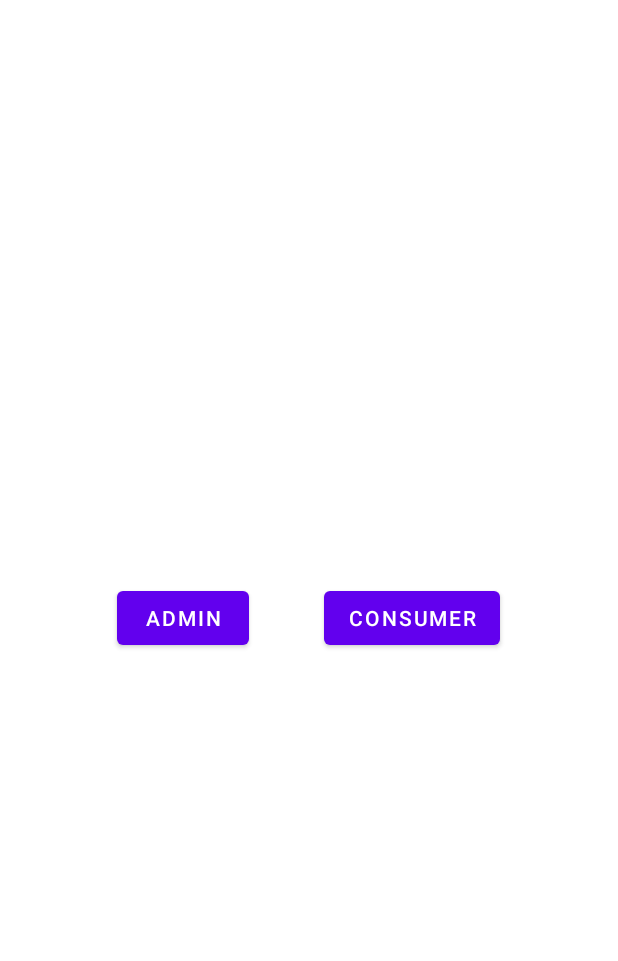
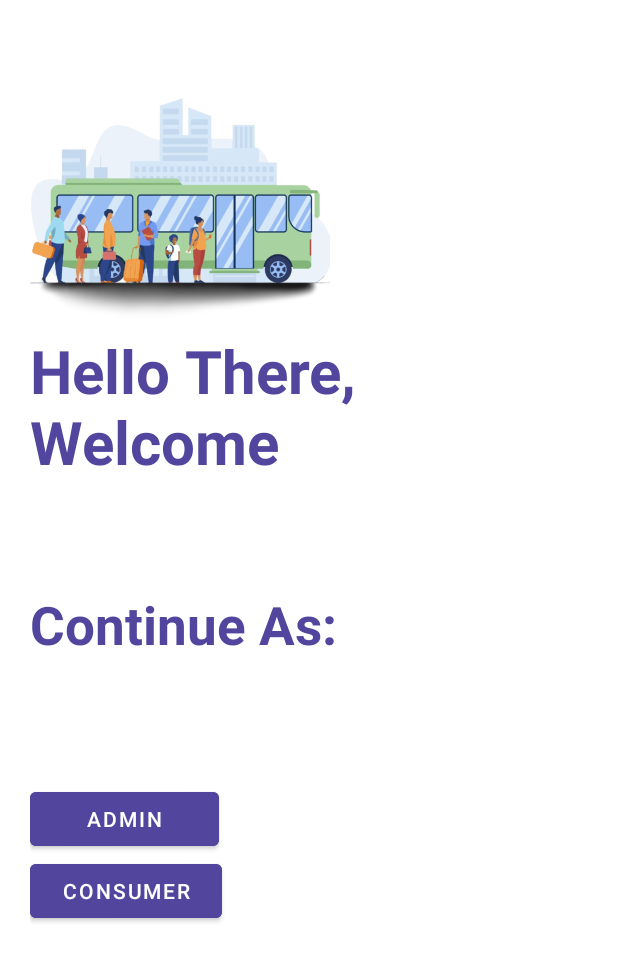
Before and after one commit to asmrayat/Find-My-Bus, an Android app: the screen it shows after launch (demoWelcome before the commit, Adcon after it), on a phone screen of 412 x 824 dp. Shown: the top 961 px of the screen. Run offline under Robolectric (Android 15) with nearby library versions, the phone set to English and light mode, and no system bars.

Commit message:
SplashScreen

```diff
--- /dev/null
+++ b/app/src/main/java/com/algostackbd/findmybus/Adcon.java
@@ -0,0 +1,14 @@
+package com.algostackbd.findmybus;
+
+import androidx.appcompat.app.AppCompatActivity;
+
+import android.os.Bundle;
+
+public class Adcon extends AppCompatActivity {
+
+    @Override
+    protected void onCreate(Bundle savedInstanceState) {
+        super.onCreate(savedInstanceState);
+        setContentView(R.layout.activity_adcon);
+    }
+}
--- /dev/null
+++ b/app/src/main/java/com/algostackbd/findmybus/SplashScreen.java
@@ -0,0 +1,54 @@
+package com.algostackbd.findmybus;
+
+import androidx.appcompat.app.AppCompatActivity;
+
+import android.app.ActivityOptions;
+import android.content.Intent;
+import android.os.Bundle;
+import android.os.Handler;
+import android.util.Pair;
+import android.view.View;
+import android.view.animation.Animation;
+import android.view.animation.AnimationUtils;
+import android.widget.ImageView;
+import android.widget.TextView;
+
+public class SplashScreen extends AppCompatActivity {
+
+    Animation topAnim, bottomAnim;
+    ImageView image;
+    TextView text;
+
+    @Override
+    protected void onCreate(Bundle savedInstanceState) {
+        super.onCreate(savedInstanceState);
+        setContentView(R.layout.activity_splash_screen);
+        topAnim = AnimationUtils.loadAnimation(this, R.anim.top_animation);
+        bottomAnim = AnimationUtils.loadAnimation(this, R.anim.bottom_animation);
+
+        image = findViewById(R.id.imageView3);
+        text = findViewById(R.id.textView5);
+
+        image.setAnimation(topAnim);
+        text.setAnimation(bottomAnim);
+
+        int SPLASH_SCREEN = 5000;
+        new Handler().postDelayed(new Runnable() {
+            @Override
+            public void run() {
+                Intent intent = new Intent(SplashScreen.this, Adcon.class);
+
+                Pair[] pairs = new Pair[2];
+                pairs[0] = new Pair<View, String>(image, "logo_image");
+                pairs[1] = new Pair<View, String>(text, "logo_image");
+
+                ActivityOptions options = ActivityOptions.makeSceneTransitionAnimation(SplashScreen.this, pairs);
+                startActivity(intent,options.toBundle());
+
+            }
+        }, SPLASH_SCREEN);
+
+
+
+    }
+}
--- /dev/null
+++ b/app/src/main/res/anim/bottom_animation.xml
@@ -0,0 +1,13 @@
+<?xml version="1.0" encoding="utf-8"?>
+<set xmlns:android="http://schemas.android.com/apk/res/android">
+    <translate
+        android:fromXDelta="0%"
+        android:fromYDelta="100%"
+        android:duration="2100"
+        />
+    <alpha
+        android:fromAlpha="0.1"
+        android:toAlpha="0.1"
+        android:duration="1500"
+        />
+</set>
--- /dev/null
+++ b/app/src/main/res/anim/top_animation.xml
@@ -0,0 +1,13 @@
+<?xml version="1.0" encoding="utf-8"?>
+<set xmlns:android="http://schemas.android.com/apk/res/android">
+    <translate
+        android:fromXDelta="0%"
+        android:fromYDelta="-50%"
+        android:duration="2000"
+        />
+    <alpha
+        android:fromAlpha="0.1"
+        android:toAlpha="0.1"
+        android:duration="1500"
+        />
+</set>
--- /dev/null
+++ b/app/src/main/res/layout/activity_adcon.xml
@@ -0,0 +1,63 @@
+<?xml version="1.0" encoding="utf-8"?>
+<LinearLayout xmlns:android="http://schemas.android.com/apk/res/android"
+    xmlns:app="http://schemas.android.com/apk/res-auto"
+    xmlns:tools="http://schemas.android.com/tools"
+    android:layout_width="match_parent"
+    android:layout_height="match_parent"
+    tools:context=".Adcon"
+    android:orientation="vertical"
+    android:padding="20dp"
+    >
+
+    <ImageView
+        android:id="@+id/logoImage"
+        android:layout_width="200dp"
+        android:layout_height="200dp"
+        android:transitionName="logo_image"
+        android:src="@drawable/findmybus"
+        />
+
+    <TextView
+        android:id="@+id/logo_name"
+        android:layout_width="wrap_content"
+        android:layout_height="wrap_content"
+        android:text="Hello There, Welcome"
+        android:transitionName="logo_text"
+        android:textSize="40sp"
+        android:textColor="#51459e"
+        android:textStyle="bold"
+        />
+
+    <Space
+        android:layout_width="match_parent"
+        android:layout_height="71dp" />
+
+    <TextView
+        android:id="@+id/slogan_name"
+        android:layout_width="wrap_content"
+        android:layout_height="wrap_content"
+        android:text="Continue As:"
+        android:textSize="35sp"
+        android:textColor="#51459e"
+        android:textStyle="bold" />
+
+    <Space
+        android:layout_width="match_parent"
+        android:layout_height="82dp" />
+
+    <Button
+        android:id="@+id/button3"
+        android:layout_width="126dp"
+        android:layout_height="wrap_content"
+        android:backgroundTint="#51459e"
+        android:text="Admin" />
+
+    <Button
+        android:id="@+id/button4"
+        android:layout_width="128dp"
+        android:layout_height="wrap_content"
+        android:backgroundTint="#51459e"
+        android:text="Consumer" />
+
+
+</LinearLayout>
--- a/app/src/main/res/values-night/themes.xml
+++ b/app/src/main/res/values-night/themes.xml
@@ -12,5 +12,6 @@
         <!-- Status bar color. -->
         <item name="android:statusBarColor" tools:targetApi="l">?attr/colorPrimaryVariant</item>
         <!-- Customize your theme here. -->
+        <item name="android:windowContentTransitions">true</item>
     </style>
 </resources>
--- a/app/src/main/res/values/themes.xml
+++ b/app/src/main/res/values/themes.xml
@@ -12,5 +12,6 @@
         <!-- Status bar color. -->
         <item name="android:statusBarColor" tools:targetApi="l">?attr/colorPrimaryVariant</item>
         <!-- Customize your theme here. -->
+        <item name="android:windowContentTransitions">true</item>
     </style>
 </resources>
```
Also changed, not shown: app/src/main/AndroidManifest.xml (+9 -2 lines), app/src/main/res/layout/activity_splash_screen.xml (added, +43 -0 lines), app/src/main/res/drawable/findmybus.png (added).
